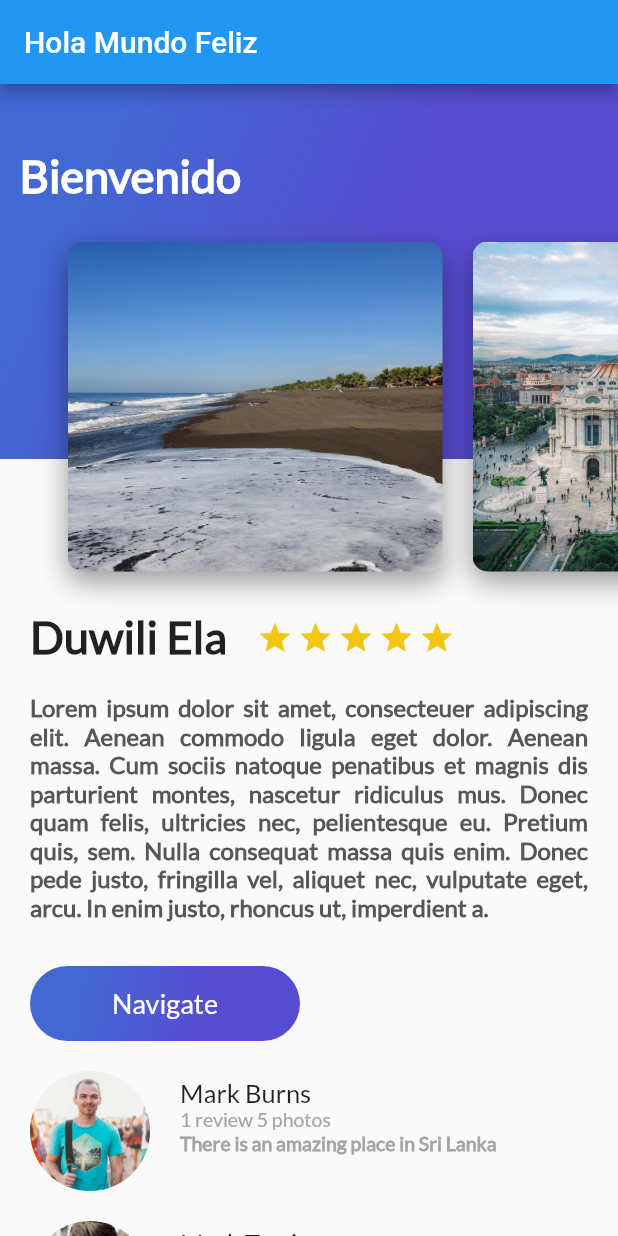
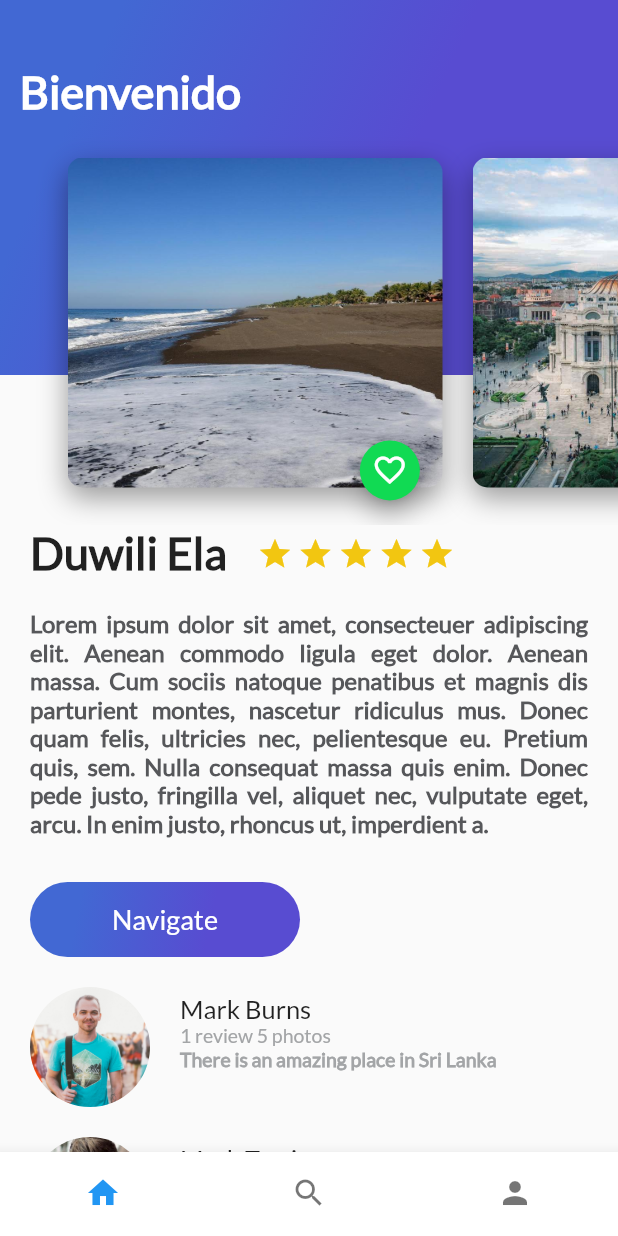
Before and after one commit to N4THB3N/platzi_trips_app, a Flutter app: the screen it shows after launch, on a phone screen of 412 x 824 dp. Run offline on Flutter 3.47's test engine with Material 2 defaults, Android fonts, the phone set to English and light mode, and no system bars; missing offline and left inert: dart:html.

Commit message:
All content done.

```diff
--- a/lib/card_image.dart
+++ b/lib/card_image.dart
@@ -1,4 +1,5 @@
 import 'package:flutter/material.dart';
+import 'floating_action_button_green.dart';
 
 class CardImage extends StatelessWidget {
   String pathImage = "assets/img/monterrico.jpg";
@@ -26,6 +27,9 @@ class CardImage extends StatelessWidget {
           ],
         ));
 
-    return card;
+    return Stack(
+      alignment: Alignment(0.9, 1.1),
+      children: <Widget>[card, FloatingActionButtonGreen()],
+    );
   }
 }
--- /dev/null
+++ b/lib/floating_action_button_green.dart
@@ -0,0 +1,34 @@
+import 'package:flutter/material.dart';
+
+class FloatingActionButtonGreen extends StatefulWidget {
+  @override
+  State<StatefulWidget> createState() {
+    // TODO: implement createState
+    return _FloatingActionButtonGreen();
+  }
+}
+
+class _FloatingActionButtonGreen extends State<FloatingActionButtonGreen> {
+  bool _pressed = false;
+
+  void onPressedFav() {
+    ScaffoldMessenger.of(context).showSnackBar(SnackBar(
+      content: Text("Agregaste a tus favoritos"),
+    ));
+    setState(() {
+      _pressed = !this._pressed;
+    });
+  }
+
+  @override
+  Widget build(BuildContext context) {
+    // TODO: implement build
+    return FloatingActionButton(
+      backgroundColor: Color(0xFF11DA53),
+      mini: true,
+      tooltip: "Fav",
+      onPressed: onPressedFav,
+      child: Icon(this._pressed ? Icons.favorite : Icons.favorite_border),
+    );
+  }
+}
--- /dev/null
+++ b/lib/home_trips.dart
@@ -0,0 +1,27 @@
+import 'package:flutter/material.dart';
+import 'description_place.dart';
+import 'review_list.dart';
+import 'header_appbar.dart';
+
+class HomeTrips extends StatelessWidget {
+  String descriptionDummy =
+      'Lorem ipsum dolor sit amet, consecteuer adipiscing elit. Aenean commodo ligula eget dolor. Aenean massa. Cum sociis natoque penatibus et magnis dis parturient montes, nascetur ridiculus mus. Donec quam felis, ultricies nec, pelientesque eu. Pretium quis, sem. Nulla consequat massa quis enim. Donec pede justo, fringilla vel, aliquet nec, vulputate eget, arcu. In enim justo, rhoncus ut, imperdient a.';
+
+  @override
+  Widget build(BuildContext context) {
+    // TODO: implement build
+    return Stack(
+      children: <Widget>[
+        ListView(
+          children: <Widget>[
+            DescriptionPlace('Duwili Ela', 4, descriptionDummy),
+            ReviewList(),
+            // DesignerList()
+          ],
+        ),
+        // GradientBack("Popular"),
+        HeaderAppBar(),
+      ],
+    );
+  }
+}
--- a/lib/main.dart
+++ b/lib/main.dart
@@ -1,42 +1,11 @@
 import 'package:flutter/material.dart';
-import 'description_place.dart';
-import 'review_list.dart';
-import 'gradient_back.dart';
-import 'header_appbar.dart';
-import 'designer_list.dart';
+import 'platzi_trips.dart';
 
 void main() => runApp(MyApp());
 
 class MyApp extends StatelessWidget {
-  String descriptionDummy =
-      'Lorem ipsum dolor sit amet, consecteuer adipiscing elit. Aenean commodo ligula eget dolor. Aenean massa. Cum sociis natoque penatibus et magnis dis parturient montes, nascetur ridiculus mus. Donec quam felis, ultricies nec, pelientesque eu. Pretium quis, sem. Nulla consequat massa quis enim. Donec pede justo, fringilla vel, aliquet nec, vulputate eget, arcu. In enim justo, rhoncus ut, imperdient a.';
-
   @override
   Widget build(BuildContext context) {
-    return MaterialApp(
-      title: 'Flutter Demo',
-      home: Scaffold(
-        appBar: AppBar(
-          title: Text("Hola Mundo Feliz"),
-        ),
-        // body: Text(''),
-        // body: DescriptionPlace('Duwili Ela', 4,
-        //     'Lorem ipsum dolor sit amet, consecteuer adipiscing elit. Aenean commodo ligula eget dolor. Aenean massa. Cum sociis natoque penatibus et magnis dis parturient montes, nascetur ridiculus mus. Donec quam felis, ultricies nec, pelientesque eu. Pretium quis, sem. Nulla consequat massa quis enim. Donec pede justo, fringilla vel, aliquet nec, vulputate eget, arcu. In enim justo, rhoncus ut, imperdient a.'),
-        // body: ReviewList(),
-        body: Stack(
-          children: <Widget>[
-            ListView(
-              children: <Widget>[
-                DescriptionPlace('Duwili Ela', 4, descriptionDummy),
-                ReviewList(),
-                // DesignerList()
-              ],
-            ),
-            // GradientBack("Popular"),
-            HeaderAppBar(),
-          ],
-        ),
-      ),
-    );
+    return MaterialApp(title: 'Flutter Demo', home: PlatziTrips());
   }
 }
--- /dev/null
+++ b/lib/platzi_trips.dart
@@ -0,0 +1,50 @@
+import 'package:flutter/material.dart';
+import 'home_trips.dart';
+import 'search_trips.dart';
+import 'profile_trips.dart';
+
+class PlatziTrips extends StatefulWidget {
+  @override
+  State<StatefulWidget> createState() {
+    // TODO: implement createState
+    return _PlatziTrips();
+  }
+}
+
+class _PlatziTrips extends State<PlatziTrips> {
+  int indexTap = 0;
+  final List<Widget> widgetsChildren = [
+    HomeTrips(),
+    SearchTrips(),
+    ProfileTrips()
+  ];
+
+  void onTapTapped(int index) {
+    setState(() {
+      indexTap = index;
+    });
+  }
+
+  @override
+  Widget build(BuildContext context) {
+    // TODO: implement build
+
+    return Scaffold(
+        body: widgetsChildren[indexTap],
+        bottomNavigationBar: Theme(
+          data: Theme.of(context)
+              .copyWith(canvasColor: Colors.white, primaryColor: Colors.purple),
+          child: BottomNavigationBar(
+            showSelectedLabels: false,
+            showUnselectedLabels: false,
+            onTap: onTapTapped,
+            currentIndex: indexTap,
+            items: [
+              BottomNavigationBarItem(icon: Icon(Icons.home), label: ""),
+              BottomNavigationBarItem(icon: Icon(Icons.search), label: ""),
+              BottomNavigationBarItem(icon: Icon(Icons.person), label: ""),
+            ],
+          ),
+        ));
+  }
+}
```
Also changed, not shown: lib/platzi_trips_cupertino.dart (added, +47 -0 lines), lib/profile_trips.dart (added, +11 -0 lines), lib/search_trips.dart (added, +11 -0 lines).
